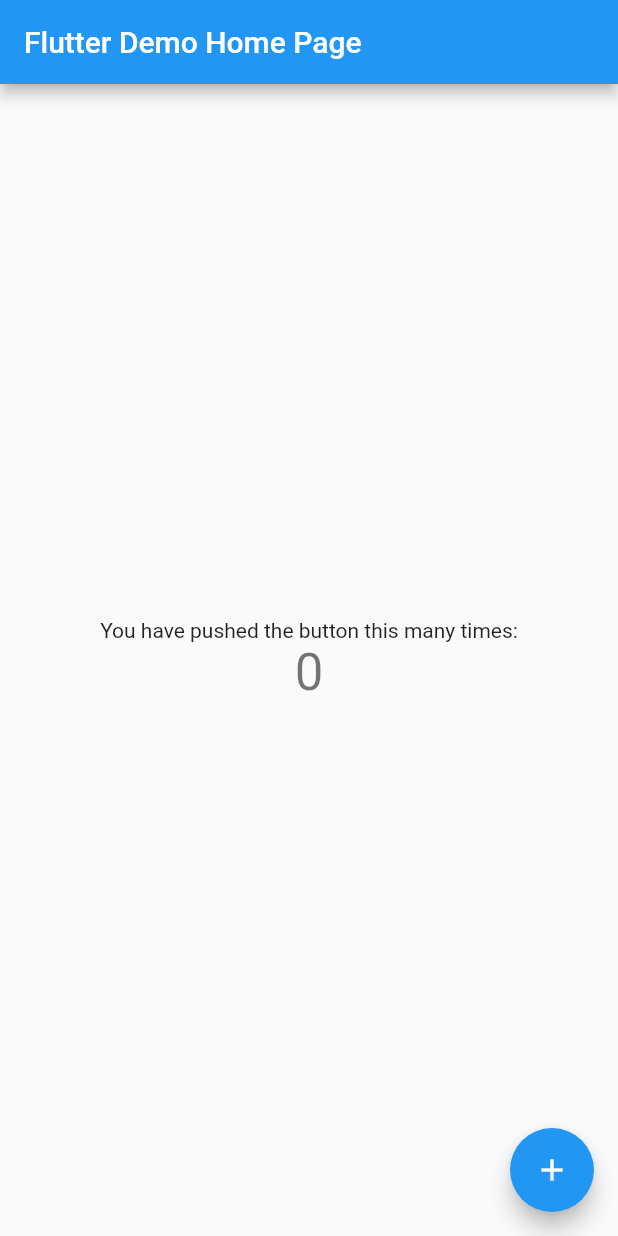
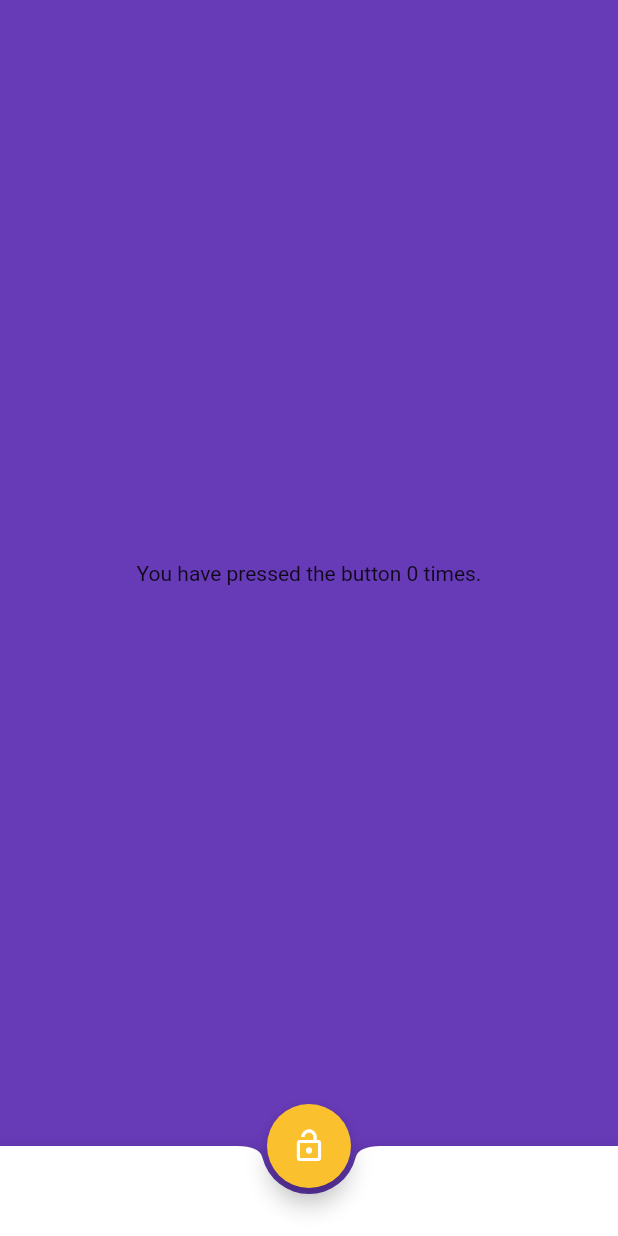
Before and after one commit to avenue9977/baby_color_tapper, a Flutter app: the screen it shows after launch, on a phone screen of 412 x 824 dp. Run offline on Flutter 3.47's test engine with Material 2 defaults, Android fonts, the phone set to English and light mode, and no system bars.

Commit message:
Removed initial logic and created the layout

```diff
--- a/lib/main.dart
+++ b/lib/main.dart
@@ -20,25 +20,12 @@ class MyApp extends StatelessWidget {
         // is not restarted.
         primarySwatch: Colors.blue,
       ),
-      home: MyHomePage(title: 'Flutter Demo Home Page'),
+      home: MyHomePage(),
     );
   }
 }
 
 class MyHomePage extends StatefulWidget {
-  MyHomePage({Key key, this.title}) : super(key: key);
-
-  // This widget is the home page of your application. It is stateful, meaning
-  // that it has a State object (defined below) that contains fields that affect
-  // how it looks.
-
-  // This class is the configuration for the state. It holds the values (in this
-  // case the title) provided by the parent (in this case the App widget) and
-  // used by the build method of the State. Fields in a Widget subclass are
-  // always marked "final".
-
-  final String title;
-
   @override
   _MyHomePageState createState() => _MyHomePageState();
 }
@@ -46,66 +33,25 @@ class MyHomePage extends StatefulWidget {
 class _MyHomePageState extends State<MyHomePage> {
   int _counter = 0;
 
-  void _incrementCounter() {
-    setState(() {
-      // This call to setState tells the Flutter framework that something has
-      // changed in this State, which causes it to rerun the build method below
-      // so that the display can reflect the updated values. If we changed
-      // _counter without calling setState(), then the build method would not be
-      // called again, and so nothing would appear to happen.
-      _counter++;
-    });
-  }
-
   @override
   Widget build(BuildContext context) {
-    // This method is rerun every time setState is called, for instance as done
-    // by the _incrementCounter method above.
-    //
-    // The Flutter framework has been optimized to make rerunning build methods
-    // fast, so that you can just rebuild anything that needs updating rather
-    // than having to individually change instances of widgets.
     return Scaffold(
-      appBar: AppBar(
-        // Here we take the value from the MyHomePage object that was created by
-        // the App.build method, and use it to set our appbar title.
-        title: Text(widget.title),
-      ),
-      body: Center(
-        // Center is a layout widget. It takes a single child and positions it
-        // in the middle of the parent.
-        child: Column(
-          // Column is also a layout widget. It takes a list of children and
-          // arranges them vertically. By default, it sizes itself to fit its
-          // children horizontally, and tries to be as tall as its parent.
-          //
-          // Invoke "debug painting" (press "p" in the console, choose the
-          // "Toggle Debug Paint" action from the Flutter Inspector in Android
-          // Studio, or the "Toggle Debug Paint" command in Visual Studio Code)
-          // to see the wireframe for each widget.
-          //
-          // Column has various properties to control how it sizes itself and
-          // how it positions its children. Here we use mainAxisAlignment to
-          // center the children vertically; the main axis here is the vertical
-          // axis because Columns are vertical (the cross axis would be
-          // horizontal).
-          mainAxisAlignment: MainAxisAlignment.center,
-          children: <Widget>[
-            Text(
-              'You have pushed the button this many times:',
-            ),
-            Text(
-              '$_counter',
-              style: Theme.of(context).textTheme.display1,
-            ),
-          ],
-        ),
-      ),
-      floatingActionButton: FloatingActionButton(
-        onPressed: _incrementCounter,
-        tooltip: 'Increment',
-        child: Icon(Icons.add),
-      ), // This trailing comma makes auto-formatting nicer for build methods.
-    );
+    backgroundColor: Colors.deepPurple,
+    body: Center(
+      child: Text('You have pressed the button $_counter times.'),
+    ),
+    bottomNavigationBar: BottomAppBar(
+      shape: const CircularNotchedRectangle(),
+      child: Container(height: 60.0,),
+    ),
+    floatingActionButton: FloatingActionButton(
+      backgroundColor: Colors.yellow[700],
+      onPressed: () => setState(() {
+        _counter++;
+      }),
+      child: Icon(Icons.lock_open),
+    ),
+    floatingActionButtonLocation: FloatingActionButtonLocation.centerDocked,
+  );
   }
 }
```
